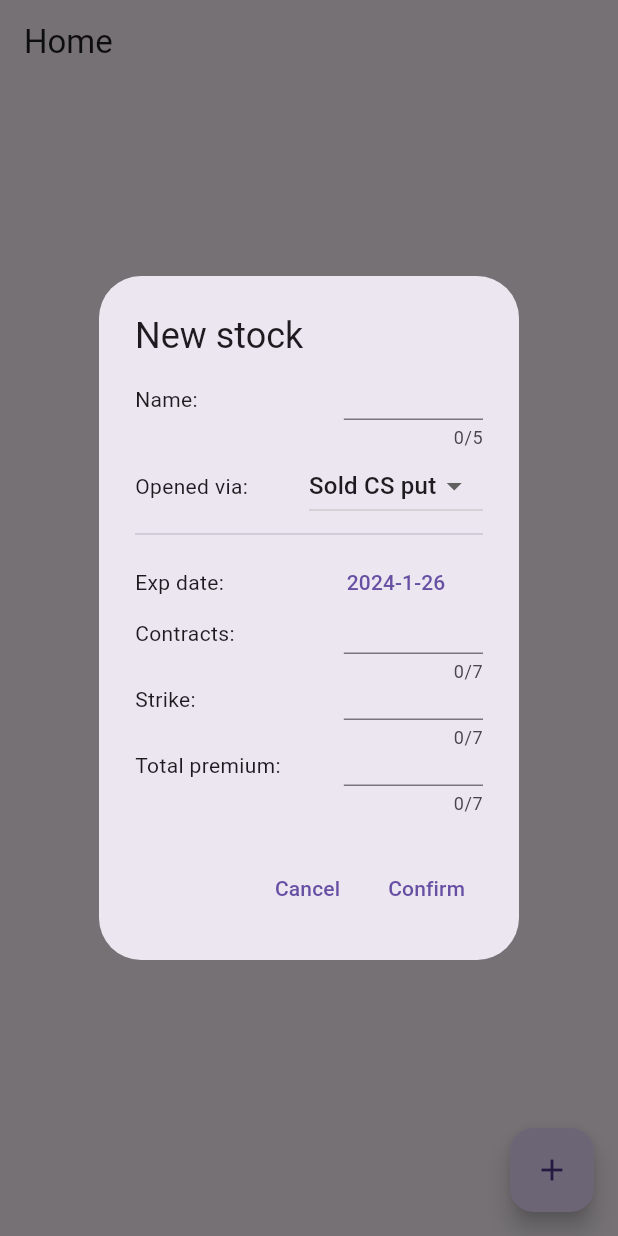
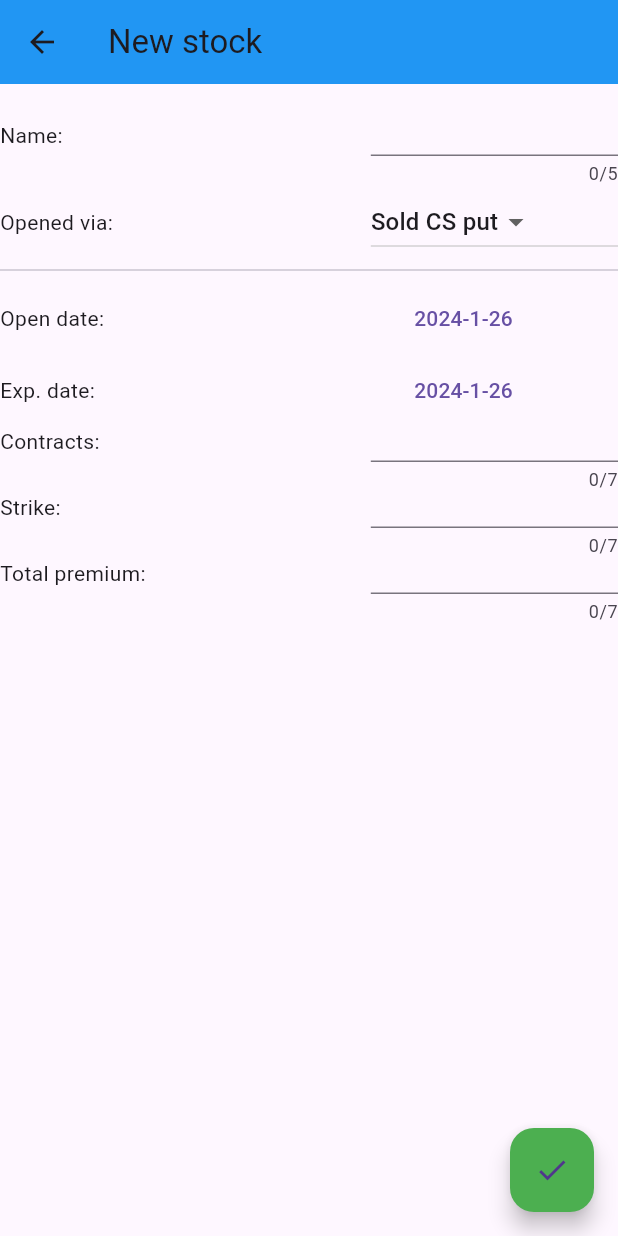
Before and after one commit to jpobeid/wheel_strategy, a Flutter app: the screen it shows after launch, after a tap on the "add" icon, on a phone screen of 412 x 824 dp. Run offline on Flutter 3.47's test engine with Material 3 defaults, Android fonts, the phone set to English and light mode, and no system bars; our stand-ins replace flutter_riverpod.

Commit message:
Created stock gen menu and stockCard

```diff
--- a/lib/classes/stock.dart
+++ b/lib/classes/stock.dart
@@ -1,6 +1,7 @@
 class Stock {
   final String name;
   int phase;
+  final DateTime dateOpen;
   final DateTime dateExpiration;
   final int nContracts;
   final double strike;
@@ -10,6 +11,7 @@ class Stock {
   Stock({
     required this.name,
     required this.phase,
+    required this.dateOpen,
     required this.dateExpiration,
     required this.nContracts,
     required this.strike,
--- /dev/null
+++ b/lib/pages/create_stock.dart
@@ -0,0 +1,197 @@
+import 'package:flutter/material.dart';
+import 'package:flutter_riverpod/flutter_riverpod.dart';
+import 'package:wheel_strategy/classes/stock.dart';
+import 'package:wheel_strategy/widgets/option_features.dart';
+
+StateProvider dateExpirationProvider =
+    StateProvider<DateTime>((ref) => DateTime.now());
+
+class CreateStockPage extends StatefulWidget {
+  const CreateStockPage({super.key});
+
+  @override
+  State<CreateStockPage> createState() => _CreateStockPageState();
+}
+
+class _CreateStockPageState extends State<CreateStockPage> {
+  final TextEditingController _controllerName = TextEditingController(text: '');
+  final TextEditingController _controllerContracts =
+      TextEditingController(text: '');
+  final TextEditingController _controllerStrike =
+      TextEditingController(text: '');
+  final TextEditingController _controllerPremium =
+      TextEditingController(text: '');
+  final TextEditingController _controllerCost = TextEditingController(text: '');
+  int _phase = 0;
+  DateTime _dateExpiration = DateTime.now();
+  DateTime _dateOpen = DateTime.now();
+
+  @override
+  void dispose() {
+    _controllerName.dispose();
+    _controllerContracts.dispose();
+    _controllerStrike.dispose();
+    _controllerPremium.dispose();
+    _controllerCost.dispose();
+    super.dispose();
+  }
+
+  Row makeDateSelector({
+    required String label,
+    required DateTime dateOfInterest,
+    required bool isInPast,
+    required Function assignPickedDate,
+  }) {
+    return Row(
+      children: [
+        Expanded(flex: 1, child: Text(label)),
+        Expanded(
+          flex: 1,
+          child: TextButton(
+            child: Text(
+                '${dateOfInterest.year}-${dateOfInterest.month}-${dateOfInterest.day}'),
+            onPressed: () async {
+              DateTime today = DateTime.now();
+              DateTime firstDate =
+                  isInPast ? DateTime(today.year - 2, 1, 1) : today;
+              DateTime lastDate =
+                  isInPast ? today : DateTime(today.year + 2, 12, 31);
+              DateTime? result = await showDatePicker(
+                  context: context, firstDate: firstDate, lastDate: lastDate);
+              if (result != null) {
+                assignPickedDate(result);
+              }
+            },
+          ),
+        ),
+      ],
+    );
+  }
+
+  @override
+  Widget build(BuildContext context) {
+    return SafeArea(
+      child: Scaffold(
+        appBar: AppBar(
+          title: const Text('New stock'),
+          backgroundColor: Colors.blue,
+        ),
+        body: Column(
+          mainAxisSize: MainAxisSize.min,
+          children: [
+            Row(
+              children: [
+                const Expanded(flex: 3, child: Text('Name:')),
+                Expanded(
+                  flex: 2,
+                  child: TextField(
+                    maxLength: 5,
+                    controller: _controllerName,
+                  ),
+                ),
+              ],
+            ),
+            Row(
+              children: [
+                const Expanded(flex: 3, child: Text('Opened via:')),
+                Expanded(
+                  flex: 2,
+                  child: DropdownButton(
+                    value: _phase,
+                    items: const [
+                      DropdownMenuItem(
+                        value: 0,
+                        child: Text('Sold CS put'),
+                      ),
+                      DropdownMenuItem(
+                        value: 1,
+                        child: Text('Sold CC'),
+                      ),
+                    ],
+                    onChanged: (value) {
+                      if (value != null) {
+                        setState(() {
+                          _phase = value;
+                        });
+                      }
+                    },
+                  ),
+                ),
+              ],
+            ),
+            const Divider(),
+            makeDateSelector(
+                label: 'Open date:',
+                dateOfInterest: _dateOpen,
+                isInPast: true,
+                assignPickedDate: (DateTime result) {
+                  setState(() {
+                    _dateOpen = result;
+                  });
+                }),
+            makeDateSelector(
+                label: 'Exp. date:',
+                dateOfInterest: _dateExpiration,
+                isInPast: false,
+                assignPickedDate: (DateTime result) {
+                  setState(() {
+                    _dateExpiration = result;
+                  });
+                }),
+            OptionParameters(
+              isCoveredCall: _phase == 1,
+              controllerContracts: _controllerContracts,
+              controllerStrike: _controllerStrike,
+              controllerPremium: _controllerPremium,
+              controllerCost: _controllerCost,
+            ),
+          ],
+        ),
+        floatingActionButton: FloatingActionButton(
+          backgroundColor: Colors.green,
+          onPressed: () {
+            bool isExpirationAfterOpen =
+                (_dateExpiration.year > _dateOpen.year) ||
+                    (_dateExpiration.year == _dateOpen.year &&
+                        _dateExpiration.month > _dateOpen.month) ||
+                    (_dateExpiration.year == _dateOpen.year &&
+                        _dateExpiration.month == _dateOpen.month &&
+                        _dateExpiration.day > _dateOpen.day);
+            if (isExpirationAfterOpen) {
+              try {
+                Stock stock = Stock(
+                  name: _controllerName.text,
+                  phase: _phase,
+                  dateOpen: _dateOpen,
+                  dateExpiration: _dateExpiration,
+                  nContracts: int.parse(_controllerContracts.text),
+                  strike: double.parse(_controllerStrike.text),
+                  premium: double.parse(_controllerPremium.text),
+                  cost: _controllerCost.text.isEmpty
+                      ? null
+                      : double.parse(_controllerCost.text),
+                );
+                Navigator.of(context).pop(stock);
+              } catch (e) {
+                ScaffoldMessenger.of(context).showSnackBar(
+                  const SnackBar(
+                    content: Text('Invalid input fields'),
+                    duration: Duration(milliseconds: 500),
+                  ),
+                );
+              }
+            } else {
+              ScaffoldMessenger.of(context).showSnackBar(
+                const SnackBar(
+                  content: Text('Exp. date must be after open date'),
+                  duration: Duration(milliseconds: 500),
+                ),
+              );
+            }
+          },
+          child: const Icon(Icons.check),
+        ),
+      ),
+    );
+  }
+}
--- a/lib/pages/home.dart
+++ b/lib/pages/home.dart
@@ -1,46 +1,37 @@
 import 'package:flutter/material.dart';
 import 'package:flutter_riverpod/flutter_riverpod.dart';
 import 'package:wheel_strategy/classes/stock.dart';
-import 'package:wheel_strategy/widgets/create_dialog.dart';
+import 'package:wheel_strategy/pages/create_stock.dart';
+import 'package:wheel_strategy/widgets/stock_card.dart';
 
-final stockProvider = StateProvider<List<Map<String, Object>>>((ref) => []);
+final stockCardsProvider = StateProvider<List<StockCard>>((ref) => []);
 
 class HomePage extends ConsumerWidget {
   const HomePage({super.key});
 
   @override
   Widget build(BuildContext context, WidgetRef ref) {
-    final List<Map<String, Object>> stockList = ref.watch(stockProvider);
+    final List<StockCard> stockCards = ref.watch(stockCardsProvider);
 
     return SafeArea(
       child: Scaffold(
         appBar: AppBar(
           title: const Text('Home'),
+          backgroundColor: Colors.blue,
         ),
         body: ListView(
-          children: stockList
-              .map(
-                (e) => Card(
-                  child: ListTile(
-                    title: Text(e['name'].toString()),
-                    trailing: IconButton(
-                      icon: Icon(Icons.delete),
-                      onPressed: () {
-                        print('deleting...');
-                      },
-                    ),
-                  ),
-                ),
-              )
-              .toList(),
+          children: stockCards,
         ),
         floatingActionButton: FloatingActionButton(
-          onPressed: () {
-            showDialog(
-                context: context,
-                builder: (context) {
-                  return CreateDialog();
-                });
+          onPressed: () async {
+            Stock? newStock = await Navigator.of(context).push(
+              MaterialPageRoute(builder: (context) => const CreateStockPage()),
+            );
+            if (newStock != null) {
+              ref
+                  .read(stockCardsProvider.notifier)
+                  .update((state) => [...state, StockCard(stock: newStock)]);
+            }
           },
           child: const Icon(Icons.add),
         ),
--- a/lib/widgets/create_dialog.dart
+++ /dev/null
@@ -1,146 +0,0 @@
-import 'package:flutter/material.dart';
-import 'package:wheel_strategy/classes/stock.dart';
-import 'package:wheel_strategy/widgets/option_features.dart';
-
-class CreateDialog extends StatefulWidget {
-  const CreateDialog({super.key});
-
-  @override
-  State<CreateDialog> createState() => _CreateDialogState();
-}
-
-class _CreateDialogState extends State<CreateDialog> {
-  final TextEditingController _controllerName = TextEditingController(text: '');
-  final TextEditingController _controllerContracts =
-      TextEditingController(text: '');
-  final TextEditingController _controllerStrike =
-      TextEditingController(text: '');
-  final TextEditingController _controllerPremium =
-      TextEditingController(text: '');
-  final TextEditingController _controllerCost = TextEditingController(text: '');
-  int _phase = 0;
-  DateTime _dateExpiration = DateTime.now();
-
-  @override
-  void dispose() {
-    _controllerName.dispose();
-    _controllerContracts.dispose();
-    _controllerStrike.dispose();
-    _controllerPremium.dispose();
-    _controllerCost.dispose();
-    super.dispose();
-  }
-
-  @override
-  Widget build(BuildContext context) {
-    return AlertDialog(
-      title: const Text('New stock'),
-      content: Column(
-        mainAxisSize: MainAxisSize.min,
-        children: [
-          Row(
-            crossAxisAlignment: CrossAxisAlignment.start,
-            children: [
-              const Expanded(flex: 3, child: Text('Name:')),
-              Expanded(
-                flex: 2,
-                child: TextField(
-                  decoration: const InputDecoration(
-                      contentPadding: EdgeInsets.zero, isDense: true),
-                  maxLength: 5,
-                  controller: _controllerName,
-                ),
-              ),
-            ],
-          ),
-          Row(
-            children: [
-              const Expanded(flex: 1, child: Text('Opened via:')),
-              Expanded(
-                flex: 1,
-                child: DropdownButton(
-                  value: _phase,
-                  items: const [
-                    DropdownMenuItem(
-                      value: 0,
-                      child: Text('Sold CS put'),
-                    ),
-                    DropdownMenuItem(
-                      value: 1,
-                      child: Text('Sold CC'),
-                    ),
-                  ],
-                  onChanged: (value) {
-                    if (value != null) {
-                      setState(() {
-                        _phase = value;
-                      });
-                    }
-                  },
-                ),
-              ),
-            ],
-          ),
-          const Divider(),
-          Row(
-            children: [
-              const Expanded(flex: 1, child: Text('Exp date:')),
-              Expanded(
-                flex: 1,
-                child: TextButton(
-                  child: Text(
-                      '${_dateExpiration.year}-${_dateExpiration.month}-${_dateExpiration.day}'),
-                  onPressed: () async {
-                    DateTime today = DateTime.now();
-                    DateTime lastDate = DateTime(today.year + 2, 12, 31);
-                    DateTime? result = await showDatePicker(
-                        context: context, firstDate: today, lastDate: lastDate);
-                    if (result != null) {
-                      setState(() {
-                        _dateExpiration = result;
-                      });
-                    }
-                  },
-                ),
-              ),
-            ],
-          ),
-          TableCC(
-            isCoveredCall: _phase == 1,
-            controllerContracts: _controllerContracts,
-            controllerStrike: _controllerStrike,
-            controllerPremium: _controllerPremium,
-            controllerCost: _controllerCost,
-          ),
-        ],
-      ),
-      actions: [
-        TextButton(
-          onPressed: () => Navigator.of(context).pop(),
-          child: const Text('Cancel'),
-        ),
-        TextButton(
-          onPressed: () {
-            try {
-              Stock stock = Stock(
-                name: _controllerName.text,
-                phase: _phase,
-                dateExpiration: _dateExpiration,
-                nContracts: int.parse(_controllerContracts.text),
-                strike: double.parse(_controllerStrike.text),
-                premium: double.parse(_controllerPremium.text),
-                cost: _controllerCost.text.isEmpty
-                    ? null
-                    : double.parse(_controllerCost.text),
-              );
-            } catch (e) {
-              print(e);
-            }
-            Navigator.of(context).pop();
-          },
-          child: const Text('Confirm'),
-        ),
-      ],
-    );
-  }
-}
--- a/lib/widgets/option_features.dart
+++ b/lib/widgets/option_features.dart
@@ -1,13 +1,13 @@
 import 'package:flutter/material.dart';
 
-class TableCC extends StatelessWidget {
+class OptionParameters extends StatelessWidget {
   final bool isCoveredCall;
   final TextEditingController controllerContracts;
   final TextEditingController controllerCost;
   final TextEditingController controllerStrike;
   final TextEditingController controllerPremium;
 
-  const TableCC({
+  const OptionParameters({
     super.key,
     required this.isCoveredCall,
     required this.controllerContracts,
```
Also changed, not shown: lib/widgets/stock_card.dart (added, +20 -0 lines), lib/main.dart (line endings or trailing spaces), 1 other file.
